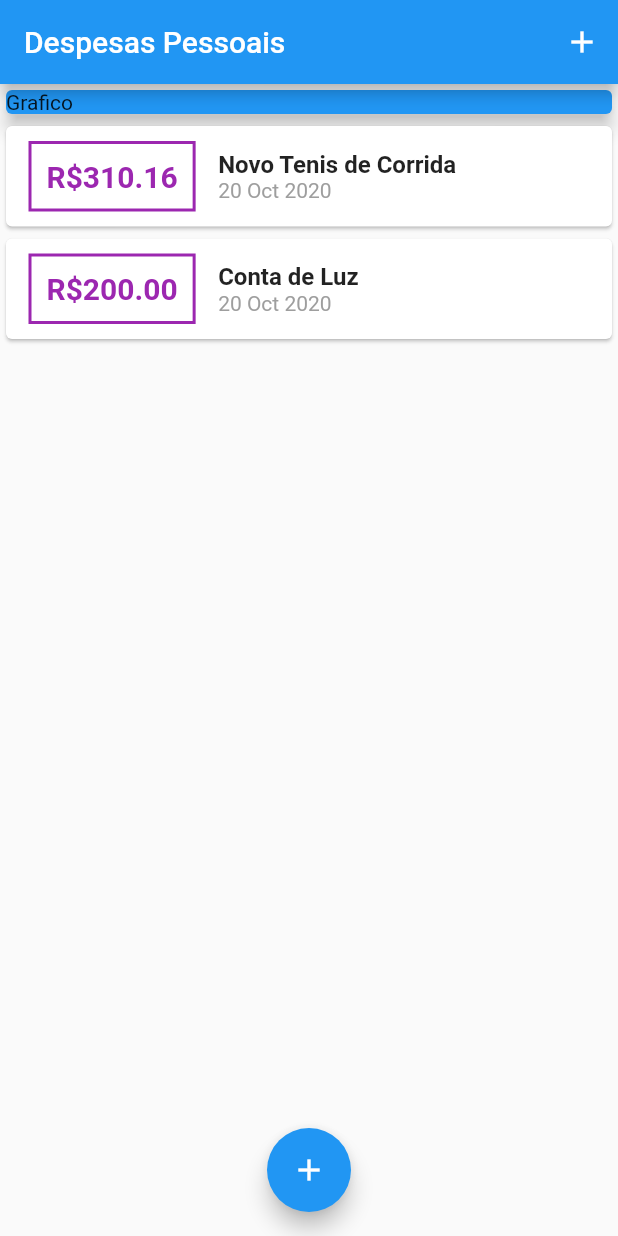
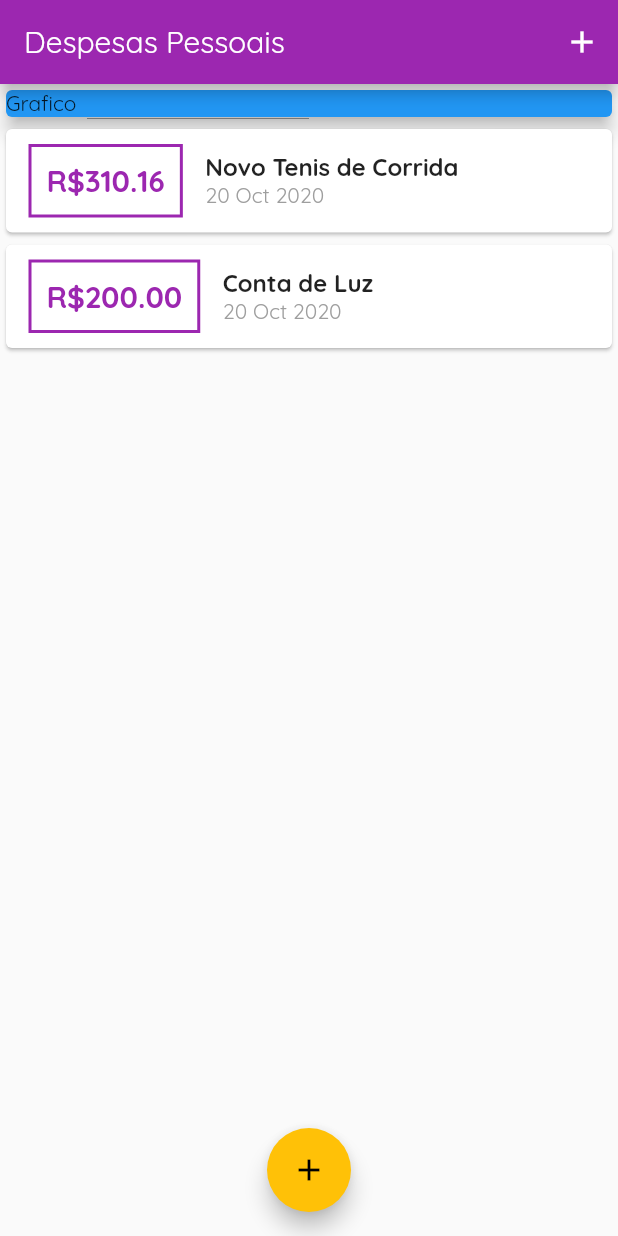
Before and after one commit to leanjr99/flutter_ui_despesas_pessoais, a Flutter app: the screen it shows after launch, on a phone screen of 412 x 824 dp. Run offline on Flutter 3.47's test engine with Material 2 defaults, Android fonts, the phone set to English and light mode, and no system bars.

Commit message:
Adicição e alterações de fontes

```diff
--- a/lib/components/transaction_list.dart
+++ b/lib/components/transaction_list.dart
@@ -8,7 +8,7 @@ class TransactionList extends StatelessWidget {
   TransactionList(this.transactions);
 
   @override
-  Widget build(BuildContext contet) {
+  Widget build(BuildContext context) {
     return Container(
         height: 300,
         child: ListView.builder(
@@ -25,7 +25,7 @@ class TransactionList extends StatelessWidget {
                     ),
                     decoration: BoxDecoration(
                       border: Border.all(
-                        color: Colors.purple,
+                        color: Theme.of(context).primaryColor,
                         width: 2,
                       ),
                     ),
--- a/lib/main.dart
+++ b/lib/main.dart
@@ -12,6 +12,11 @@ class ExpensesApp extends StatelessWidget {
   Widget build(BuildContext context) {
     return MaterialApp(
       home: MyHomePage(),
+      theme: ThemeData(
+        primarySwatch: Colors.purple,
+        accentColor: Colors.amber,
+        fontFamily: 'Quicksand',
+      ),
     );
   }
 }
```
Also changed, not shown: pubspec.yaml (+13 -6 lines), assets/fonts/OpenSans-Bold.ttf (added), assets/fonts/OpenSans-Regular.ttf (added), assets/fonts/Quicksand-Bold.ttf (added), assets/fonts/Quicksand-Light.ttf (added), assets/fonts/Quicksand-Medium.ttf (added), assets/fonts/Quicksand-Regular.ttf (added).
